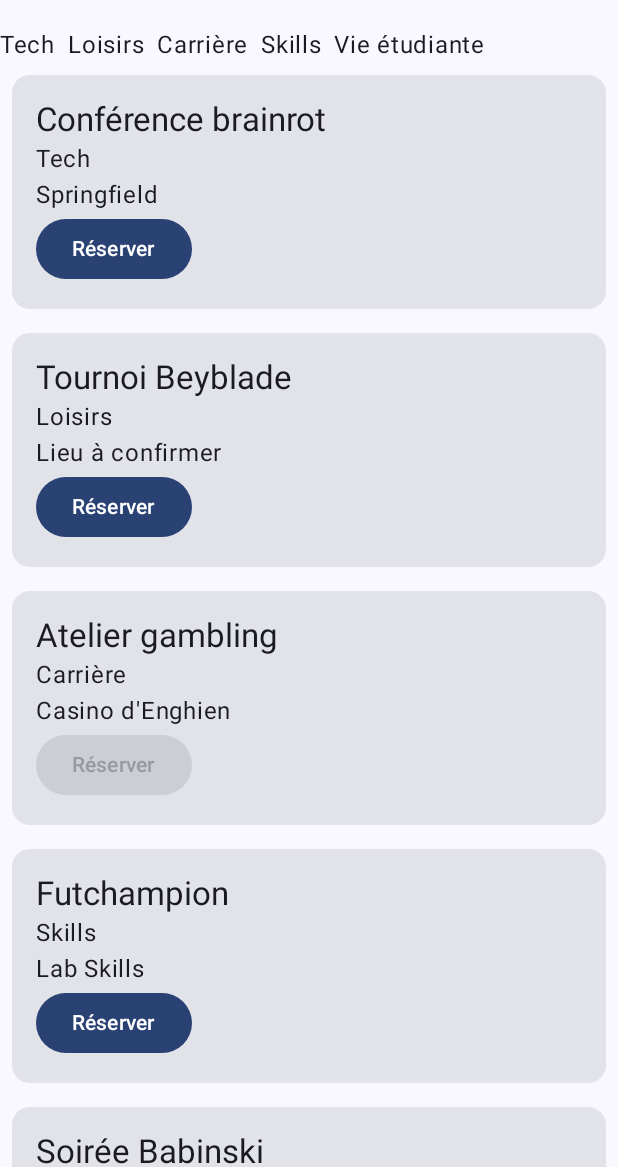
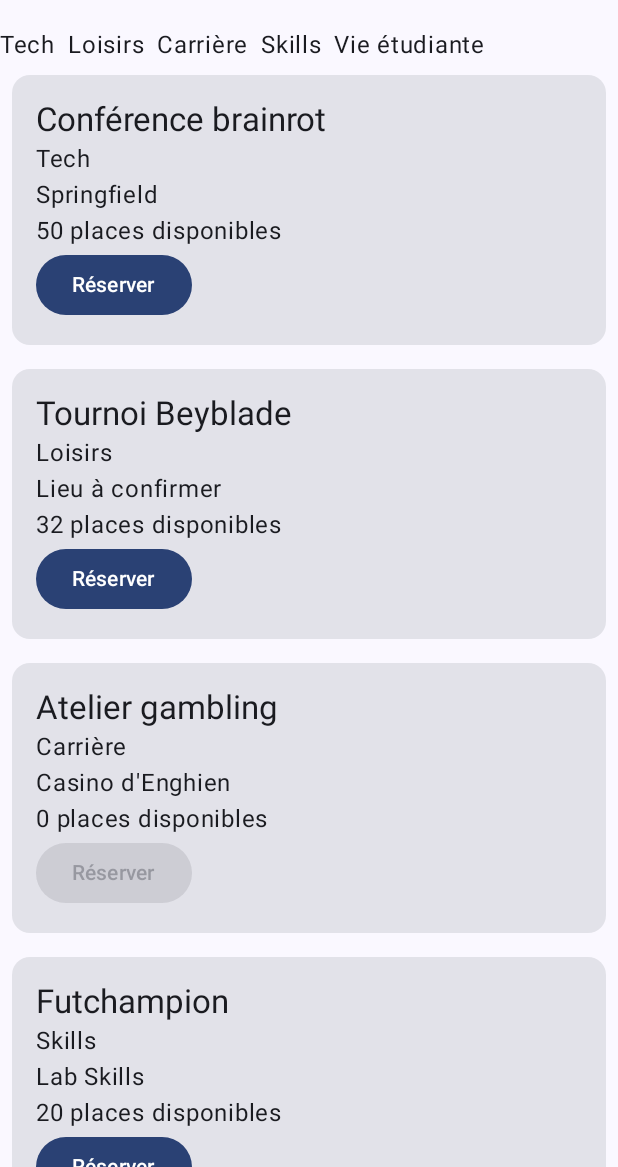
Before and after one commit to ZacDJAMAT/Campus, an Android app built with Jetpack Compose: the screen it shows after launch (MainActivity), on a phone screen of 412 x 824 dp, the part 69-1236 px from its top. Run offline under Robolectric (Android 15) with nearby library versions, the phone set to English and light mode, and no system bars.

Commit message:
Externalise les textes et gère les pluriels

```diff
--- a/app/src/main/java/fr/esgi/campus/MainActivity.kt
+++ b/app/src/main/java/fr/esgi/campus/MainActivity.kt
@@ -30,6 +30,8 @@ import androidx.compose.runtime.Composable
 import androidx.compose.ui.Alignment
 import androidx.compose.ui.Modifier
 import androidx.compose.ui.res.painterResource
+import androidx.compose.ui.res.stringResource
+import androidx.compose.ui.res.pluralStringResource
 import androidx.compose.ui.tooling.preview.Preview
 import androidx.compose.ui.unit.dp
 import fr.esgi.campus.ui.theme.CampusTheme
@@ -104,12 +106,13 @@ fun EventCard(
         Column(modifier = Modifier.padding(16.dp)) {
             Text(text = event.title, style = MaterialTheme.typography.titleLarge)
             Text(text = event.category)
-            Text(text = event.location ?: "Lieu à confirmer")
+            Text(text = event.location ?: stringResource(R.string.event_location_unknown))
+            Text(text = pluralStringResource(R.plurals.available_seats, event.capacity, event.capacity))
             Button(
                 onClick = onBook,
                 enabled = event.capacity > 0
             ) {
-                Text(text = "Réserver")
+                Text(text = stringResource(R.string.event_book))
             }
         }
     }
@@ -122,7 +125,7 @@ fun EventListScreen(events: List<Event>) {
 
     Scaffold(
         topBar = {
-            TopAppBar(title = { Text(text = "Campus") })
+            TopAppBar(title = { Text(text = stringResource(R.string.campus_title)) })
         }
     ) { innerPadding ->
         LazyColumn(
@@ -169,8 +172,9 @@ fun EventDetailScreen(
         )
         Text(text = event.title, style = MaterialTheme.typography.headlineSmall)
         Text(text = event.category)
-        Text(text = event.location ?: "Lieu à confirmer")
+        Text(text = event.location ?: stringResource(R.string.event_location_unknown))
         Text(text = event.description)
+        Text(text = pluralStringResource(R.plurals.available_seats, event.capacity, event.capacity))
         Button(
             onClick = onBook,
             enabled = event.capacity > 0
--- a/app/src/main/res/values/strings.xml
+++ b/app/src/main/res/values/strings.xml
@@ -1,3 +1,11 @@
 <resources>
     <string name="app_name">Campus</string>
+    <string name="event_location_unknown">Lieu à confirmer</string>
+    <string name="event_book">Réserver</string>
+    <string name="campus_title">Campus</string>
+    <plurals name="available_seats">
+        <item quantity="zero">Aucune place disponible</item>
+        <item quantity="one">1 place disponible</item>
+        <item quantity="other">%d places disponibles</item>
+    </plurals>
 </resources>
```
